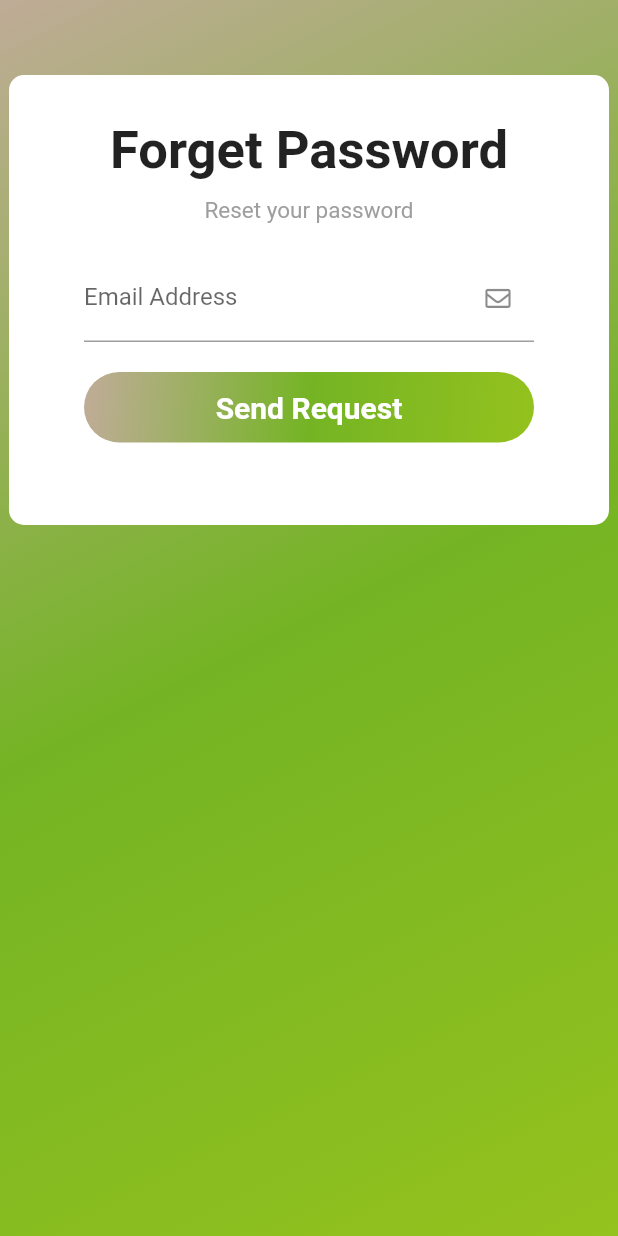
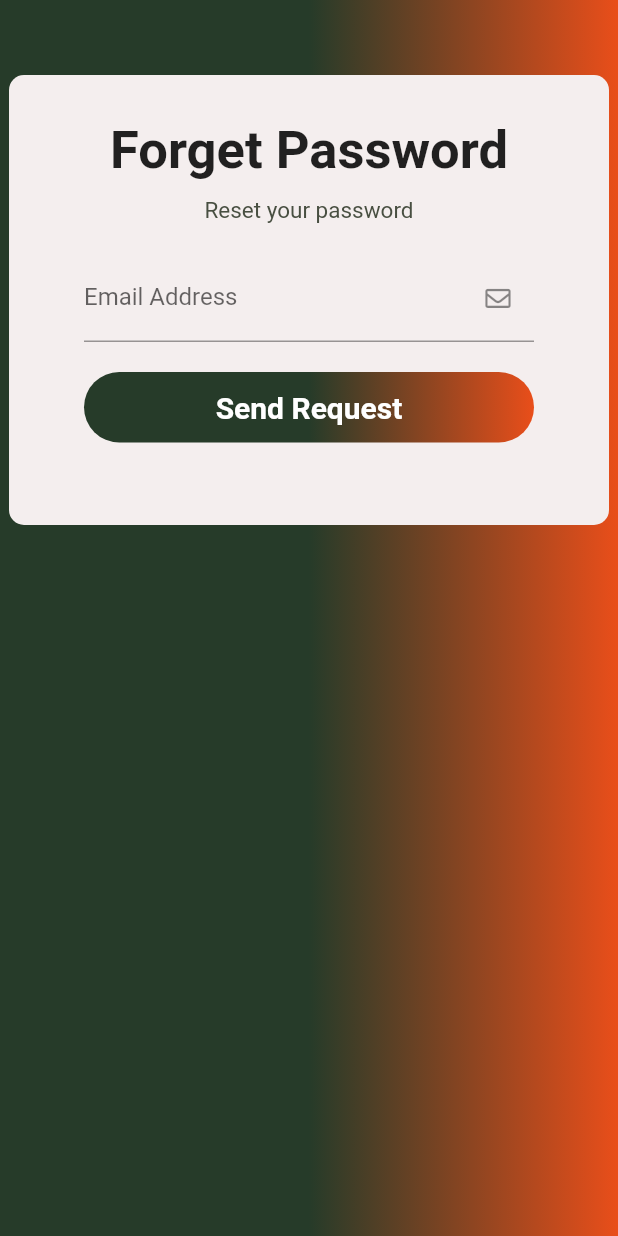
Before and after one commit to hoxuanvinh1999/TN09_Application_Web, a Flutter app: the screen it shows after launch, after a tap on "Forget Password", on a phone screen of 412 x 824 dp. Run offline on Flutter 3.47's test engine with Material 2 defaults, Android fonts, the phone set to English and light mode, and no system bars; our stand-ins replace cloud_firestore, firebase_auth, firebase_core, flutter_colorpicker, flutter_rating_bar, fluttertoast and 5 more; missing offline and left inert: flutter_polyline_points, translator; accounts and stored records are empty; network calls fail.

Commit message:
edit login page

```diff
--- a/lib/login_page/forget_password_page.dart
+++ b/lib/login_page/forget_password_page.dart
@@ -5,6 +5,7 @@ import 'package:fluttertoast/fluttertoast.dart';
 import 'package:font_awesome_flutter/font_awesome_flutter.dart';
 import 'package:tn09_app_web_demo/login_page/login_page.dart';
 import 'package:tn09_app_web_demo/pages/math_function/check_email.dart';
+import 'package:tn09_app_web_demo/decoration/graphique.dart' as graphique;
 
 class ForgetPasswordPage extends StatefulWidget {
   @override
@@ -31,12 +32,11 @@ class _ForgetPasswordPageState extends State<ForgetPasswordPage> {
                   width: MediaQuery.of(context).size.width,
                   decoration: BoxDecoration(
                       gradient: LinearGradient(
-                          begin: Alignment.topLeft,
-                          end: Alignment.bottomRight,
+                          begin: Alignment.center,
+                          end: Alignment.centerRight,
                           colors: [
-                        Color(0xFFBFAC97),
-                        Color(0xFF74B424),
-                        Color(0xFF94C21E),
+                        Color(graphique.color['main_color_1']),
+                        Color(graphique.color['main_color_2']),
                       ])),
                   child: SingleChildScrollView(
                       child: Column(
@@ -49,7 +49,7 @@ class _ForgetPasswordPageState extends State<ForgetPasswordPage> {
                           height: 300,
                           width: 400,
                           decoration: BoxDecoration(
-                              color: Colors.white,
+                              color: Color(graphique.color['defaut_white']),
                               borderRadius: BorderRadius.circular(10)),
                           child: Column(
                             children: [
@@ -64,8 +64,9 @@ class _ForgetPasswordPageState extends State<ForgetPasswordPage> {
                               ),
                               Text(
                                 'Reset your password',
-                                style:
-                                    TextStyle(fontSize: 15, color: Colors.grey),
+                                style: TextStyle(
+                                    fontSize: 15,
+                                    color: Color(graphique.color['grey'])),
                               ),
                               SizedBox(
                                 height: 20,
@@ -133,12 +134,13 @@ class _ForgetPasswordPageState extends State<ForgetPasswordPage> {
                                   decoration: BoxDecoration(
                                       borderRadius: BorderRadius.circular(50),
                                       gradient: LinearGradient(
-                                          begin: Alignment.centerLeft,
-                                          end: Alignment.bottomRight,
+                                          begin: Alignment.center,
+                                          end: Alignment.centerRight,
                                           colors: [
-                                            Color(0xFFBFAC97),
-                                            Color(0xFF74B424),
-                                            Color(0xFF94C21E),
+                                            Color(graphique
+                                                .color['main_color_1']),
+                                            Color(graphique
+                                                .color['main_color_2']),
                                           ])),
                                   child: Padding(
                                     padding: EdgeInsets.all(12.0),
--- a/lib/login_page/login_page.dart
+++ b/lib/login_page/login_page.dart
@@ -6,6 +6,7 @@ import 'package:tn09_app_web_demo/home_screen.dart';
 import 'package:tn09_app_web_demo/login_page/forget_password_page.dart';
 import 'package:tn09_app_web_demo/login_page/verify_email_page.dart';
 import 'package:tn09_app_web_demo/pages/partenaire_page.dart';
+import 'package:tn09_app_web_demo/decoration/graphique.dart' as graphique;
 
 class LoginPage extends StatefulWidget {
   @override
@@ -27,12 +28,12 @@ class _LoginPageState extends State<LoginPage> {
             width: MediaQuery.of(context).size.width,
             decoration: BoxDecoration(
                 gradient: LinearGradient(
-                    begin: Alignment.topLeft,
-                    end: Alignment.bottomRight,
+                    begin: Alignment.center,
+                    end: Alignment.centerRight,
                     colors: [
-                  Color(0xFFBFAC97),
-                  Color(0xFF74B424),
-                  Color(0xFF94C21E),
+                  Color(graphique.color['main_color_1']),
+                  Color(graphique.color['main_color_2']),
+                  // Color(graphique.color['secondary_color_1']),
                 ])),
             child: SingleChildScrollView(
               child: Column(
@@ -129,7 +130,8 @@ class _LoginPageState extends State<LoginPage> {
                                   child: Text(
                                     'Forget Password',
                                     style: TextStyle(
-                                        color: Colors.orangeAccent[700]),
+                                        color: Color(
+                                            graphique.color['main_color_2'])),
                                   ))
                             ],
                           ),
@@ -146,12 +148,11 @@ class _LoginPageState extends State<LoginPage> {
                             decoration: BoxDecoration(
                                 borderRadius: BorderRadius.circular(50),
                                 gradient: LinearGradient(
-                                    begin: Alignment.centerLeft,
-                                    end: Alignment.bottomRight,
+                                    begin: Alignment.center,
+                                    end: Alignment.centerRight,
                                     colors: [
-                                      Color(0xFFBFAC97),
-                                      Color(0xFF74B424),
-                                      Color(0xFF94C21E),
+                                      Color(graphique.color['main_color_1']),
+                                      Color(graphique.color['main_color_2']),
                                     ])),
                             child: Padding(
                               padding: EdgeInsets.all(12.0),
@@ -175,12 +176,11 @@ class _LoginPageState extends State<LoginPage> {
                             decoration: BoxDecoration(
                                 borderRadius: BorderRadius.circular(50),
                                 gradient: LinearGradient(
-                                    begin: Alignment.centerLeft,
-                                    end: Alignment.bottomRight,
+                                    begin: Alignment.center,
+                                    end: Alignment.centerRight,
                                     colors: [
-                                      Color(0xFFBFAC97),
-                                      Color(0xFF74B424),
-                                      Color(0xFF94C21E),
+                                      Color(graphique.color['main_color_1']),
+                                      Color(graphique.color['main_color_2']),
                                     ])),
                             child: Padding(
                               padding: EdgeInsets.all(12.0),
@@ -219,7 +219,8 @@ class _LoginPageState extends State<LoginPage> {
               height: 480,
               width: 400,
               decoration: BoxDecoration(
-                  color: Colors.white, borderRadius: BorderRadius.circular(20)),
+                  color: Color(graphique.color['defaut_white']),
+                  borderRadius: BorderRadius.circular(20)),
               child: Column(
                 children: [
                   // Positioned(
@@ -248,7 +249,8 @@ class _LoginPageState extends State<LoginPage> {
                   ),
                   Text(
                     'Sign up to our DataBase',
-                    style: TextStyle(fontSize: 15, color: Colors.grey),
+                    style: TextStyle(
+                        fontSize: 15, color: Color(graphique.color['grey'])),
                   ),
                   SizedBox(
                     height: 20,
@@ -303,12 +305,11 @@ class _LoginPageState extends State<LoginPage> {
                       decoration: BoxDecoration(
                           borderRadius: BorderRadius.circular(50),
                           gradient: LinearGradient(
-                              begin: Alignment.centerLeft,
-                              end: Alignment.bottomRight,
+                              begin: Alignment.center,
+                              end: Alignment.centerRight,
                               colors: [
-                                Color(0xFFBFAC97),
-                                Color(0xFF74B424),
-                                Color(0xFF94C21E),
+                                Color(graphique.color['main_color_1']),
+                                Color(graphique.color['main_color_2']),
                               ])),
                       child: Padding(
                         padding: EdgeInsets.all(12.0),
```
Also changed, not shown: lib/login_page/verify_email_page.dart (+10 -11 lines).
